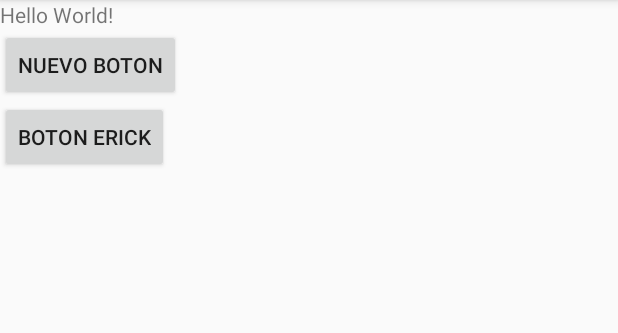
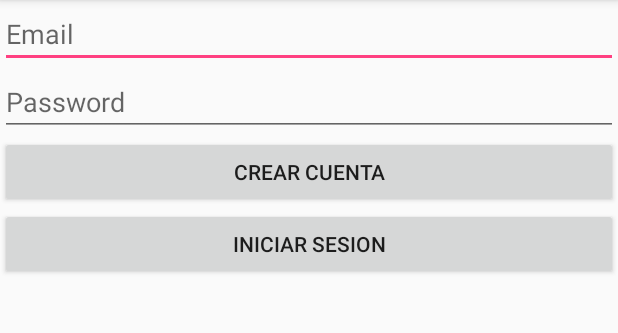
Before and after one commit to Summy21/ControlRendimiento, an Android app: the screen it shows after launch (MainActivity), on a phone screen of 412 x 824 dp, the part 84-417 px from its top. Run offline under Robolectric (Android 15) with nearby library versions, the phone set to English and light mode, and no system bars.

Commit message:
creacion de activity registro y diaria

```diff
--- a/app/src/main/AndroidManifest.xml
+++ b/app/src/main/AndroidManifest.xml
@@ -18,4 +18,7 @@
         </activity>
     </application>
 
+    <activity android:name=".RegistroActivity"></activity>
+    <activity android:name=".DiariaActivity"></activity>
+
 </manifest>
--- a/app/src/main/res/layout/activity_main.xml
+++ b/app/src/main/res/layout/activity_main.xml
@@ -8,21 +8,31 @@
     android:orientation="vertical"
     tools:context="com.example.summy.controlrendimiento.MainActivity">
 
-    <TextView
-        android:layout_width="wrap_content"
+    <EditText
+        android:id="@+id/emailEditText"
+        android:layout_width="match_parent"
         android:layout_height="wrap_content"
-        android:text="Hello World!"
-   />
+        android:hint="@string/hint_email"
+        android:inputType="textEmailAddress"/>
+    <EditText
+        android:id="@+id/passwordEditText"
+        android:layout_width="match_parent"
+        android:layout_height="wrap_content"
+        android:hint="@string/hint_password"
+        android:inputType="textPassword"/>
 
     <Button
-        android:id="@+id/button"
-        android:layout_width="wrap_content"
+        android:id="@+id/crearcuentaButton"
+        android:layout_width="match_parent"
         android:layout_height="wrap_content"
-        android:text="nuevo boton"/>
+        android:text="@string/crea_cuenta_button"
+        android:onClick="crearCuenta"/>
+
     <Button
-        android:id="@+id/button1"
-        android:layout_width="wrap_content"
+        android:id="@+id/iniciarSesionButton"
+        android:layout_width="match_parent"
         android:layout_height="wrap_content"
-        android:text="boton Erick"/>
+        android:text="@string/iniciar_sesion_button"/>
+
 
 </LinearLayout>
```
Also changed, not shown: app/src/main/java/com/example/summy/controlrendimiento/DiariaActivity.java (added, +18 -0 lines), app/src/main/java/com/example/summy/controlrendimiento/MainActivity.java (+9 -0 lines), app/src/main/java/com/example/summy/controlrendimiento/RegistroActivity.java (added, +23 -0 lines), app/src/main/res/layout/activity_diaria.xml (added, +7 -0 lines), app/src/main/res/layout/activity_registro.xml (added, +83 -0 lines), app/src/main/res/values/strings.xml (+18 -0 lines), 1 other file.
